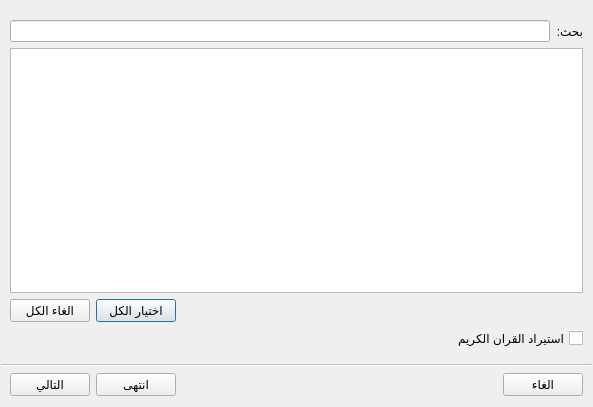
This is src/shamelaimportdialog.ui in boussouira/moltaqa as Qt 5 draws it before an edit. The edited form follows.
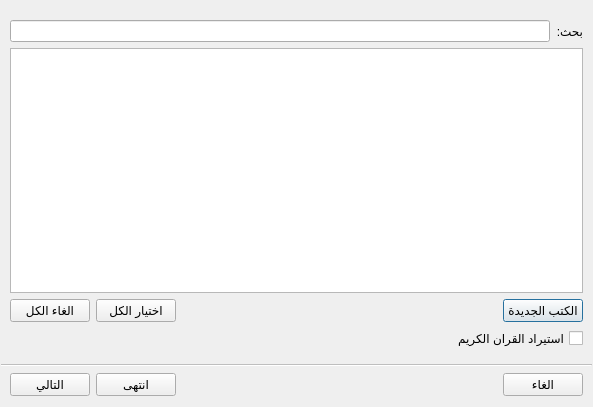
This is the edited form. The open tabs and pages were chosen to show the change. Custom widgets are drawn as their Qt base class.

Commit message: Select new books when importing from shamela

```diff
--- a/src/shamelaimportdialog.ui
+++ b/src/shamelaimportdialog.ui
@@ -183,6 +183,16 @@
        </item>
        <item>
         <layout class="QHBoxLayout" name="horizontalLayout_4">
+         <item>
+          <widget class="QPushButton" name="pushSelectNew">
+           <property name="toolTip">
+            <string>اختيار الكتب الجديدة فقط</string>
+           </property>
+           <property name="text">
+            <string>الكتب الجديدة</string>
+           </property>
+          </widget>
+         </item>
          <item>
           <spacer name="horizontalSpacer_2">
            <property name="orientation">
```
The commit also changes 6 other files.
